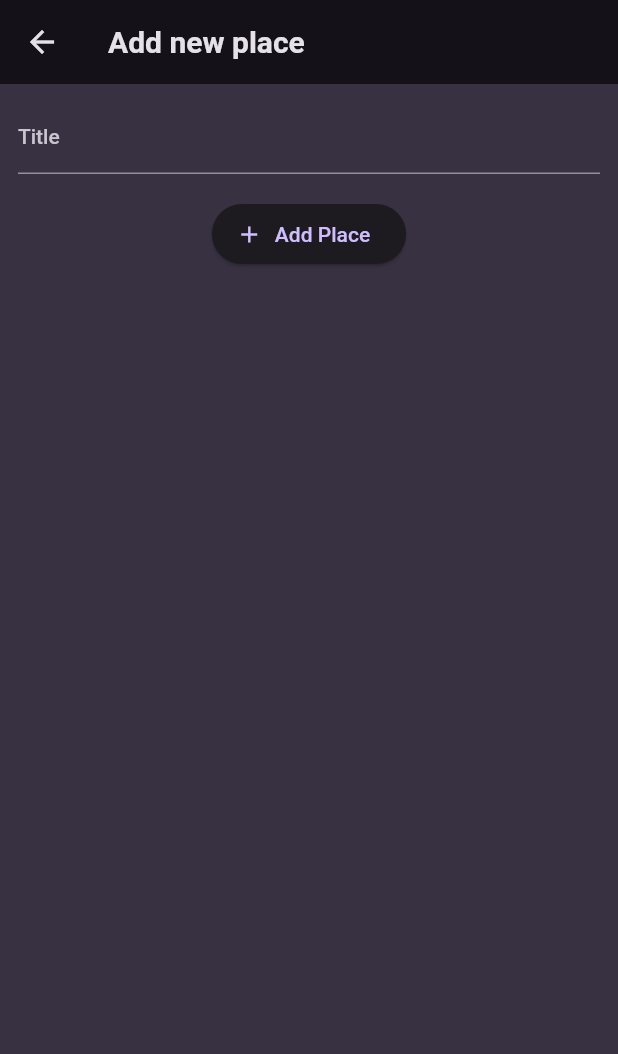
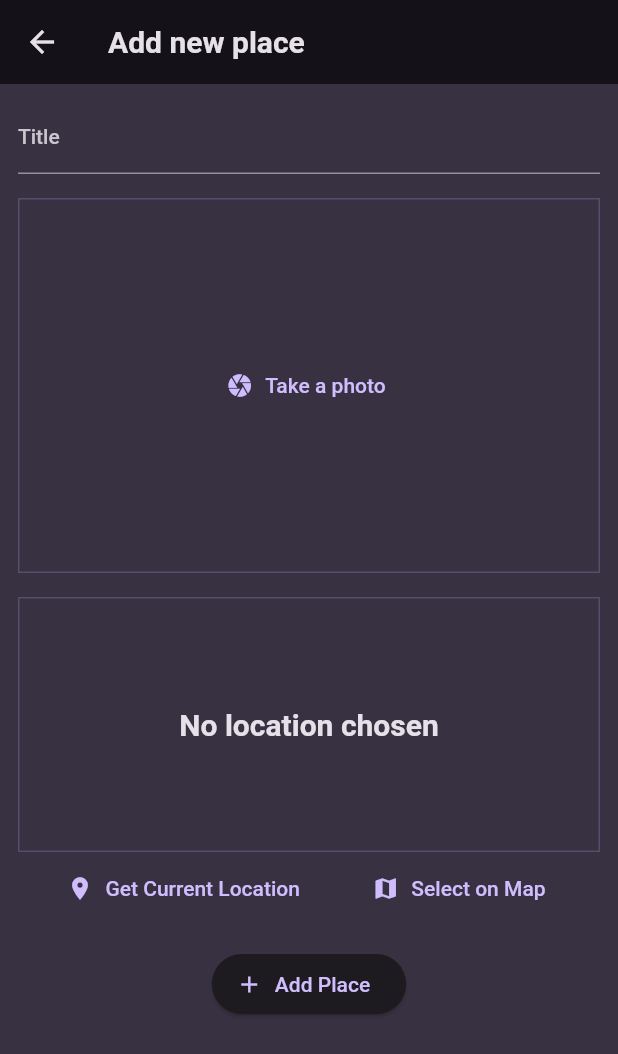
Before and after one commit to harshal0001/My-Places, a Flutter app: the AddPlaceScreen screen opened directly, on a phone screen of 412 x 824 dp. Shown: the top 1054 px of the screen. Run offline on Flutter 3.47's test engine with Material 2 defaults, Android fonts, the phone set to English and light mode, and no system bars; our stand-ins replace flutter_riverpod, google_fonts, image_picker, location; missing offline and left inert: dart:ffi.

Commit message:
Google Maps API Integrated

```diff
--- a/lib/models/places.dart
+++ b/lib/models/places.dart
@@ -1,10 +1,26 @@
+import 'dart:io';
+
 import 'package:uuid/uuid.dart';
 
 const uuid = Uuid();
 
+class PlaceLocation {
+  PlaceLocation(
+      {required this.latitude, required this.longitude, required this.address});
+  final double latitude;
+  final double longitude;
+  final String address;
+}
+
 class Place {
-  Place({required this.title}) : id = uuid.v4();
+  Place({
+    required this.title,
+    required this.image,
+    required this.location,
+  }) : id = uuid.v4();
 
   final String id;
   final String title;
+  final File image;
+  final PlaceLocation location;
 }
--- a/lib/providers/user_places.dart
+++ b/lib/providers/user_places.dart
@@ -1,11 +1,13 @@
+import 'dart:io';
+
 import 'package:flutter_riverpod/flutter_riverpod.dart';
 import 'package:my_places_app/models/places.dart';
 
 class UserPlacesNotifier extends StateNotifier<List<Place>> {
   UserPlacesNotifier() : super(const []);
 
-  void addPlace(String title) {
-    final newPlace = Place(title: title);
+  void addPlace(String title, File image, PlaceLocation location) {
+    final newPlace = Place(title: title, image: image, location: location);
     state = [newPlace, ...state];
   }
 }
--- a/lib/screens/add_place.dart
+++ b/lib/screens/add_place.dart
@@ -1,6 +1,11 @@
+import 'dart:io';
+
 import 'package:flutter/material.dart';
 import 'package:flutter_riverpod/flutter_riverpod.dart';
+import 'package:my_places_app/models/places.dart';
 import 'package:my_places_app/providers/user_places.dart';
+import 'package:my_places_app/widgets/image_input.dart';
+import 'package:my_places_app/widgets/location_input.dart';
 
 class AddPlaceScreen extends ConsumerStatefulWidget {
   const AddPlaceScreen({super.key});
@@ -11,13 +16,19 @@
 
 class _AddPlaceScreenState extends ConsumerState<AddPlaceScreen> {
   final _titleController = TextEditingController();
+  File? _selectedImage;
+  PlaceLocation? _selectedLocation;
 
   void _savePlace() {
     final enteredPlace = _titleController.text;
-    if (enteredPlace.isEmpty) {
+    if (enteredPlace.isEmpty ||
+        _selectedImage == null ||
+        _selectedLocation == null) {
       return;
     }
-    ref.read(userPlacesProivder.notifier).addPlace(enteredPlace);
+    ref
+        .read(userPlacesProivder.notifier)
+        .addPlace(enteredPlace, _selectedImage!, _selectedLocation!);
     Navigator.of(context).pop();
   }
 
@@ -46,6 +57,18 @@
               ),
             ),
             const SizedBox(height: 16),
+            ImageInput(
+              onSelectImage: (image) {
+                _selectedImage = image;
+              },
+            ),
+            const SizedBox(height: 16),
+            LocationInput(
+              onSelectLocation: (location) {
+                _selectedLocation = location;
+              },
+            ),
+            const SizedBox(height: 16),
             ElevatedButton.icon(
               onPressed: _savePlace,
               icon: Icon(Icons.add),
--- /dev/null
+++ b/lib/widgets/image_input.dart
@@ -0,0 +1,63 @@
+import 'dart:io';
+
+import 'package:flutter/material.dart';
+import 'package:image_picker/image_picker.dart';
+
+class ImageInput extends StatefulWidget {
+  const ImageInput({super.key, required this.onSelectImage});
+
+  final void Function(File image) onSelectImage;
+
+  @override
+  State<ImageInput> createState() => _ImageInputState();
+}
+
+class _ImageInputState extends State<ImageInput> {
+  File? _selectedImage;
+
+  void _takePhoto() async {
+    final image = ImagePicker();
+    final pickedImage =
+        await image.pickImage(source: ImageSource.camera, maxWidth: 600);
+    if (pickedImage == null) {
+      return;
+    }
+    setState(() {
+      _selectedImage = File(pickedImage.path);
+    });
+
+    widget.onSelectImage(_selectedImage!);
+  }
+
+  @override
+  Widget build(BuildContext context) {
+    Widget content = TextButton.icon(
+      onPressed: _takePhoto,
+      icon: Icon(Icons.camera),
+      label: Text('Take a photo'),
+    );
+
+    if (_selectedImage != null) {
+      content = GestureDetector(
+        onTap: _takePhoto,
+        child: Image.file(
+          _selectedImage!,
+          fit: BoxFit.cover,
+          width: double.infinity,
+          height: double.infinity,
+        ),
+      );
+    }
+    return Container(
+        height: 250,
+        width: double.infinity,
+        alignment: Alignment.center,
+        decoration: BoxDecoration(
+          border: Border.all(
+            width: 1,
+            color: Theme.of(context).colorScheme.primary.withOpacity(0.2),
+          ),
+        ),
+        child: content);
+  }
+}
--- /dev/null
+++ b/lib/widgets/location_input.dart
@@ -0,0 +1,141 @@
+import 'dart:convert';
+import 'dart:ffi';
+
+import 'package:flutter/material.dart';
+import 'package:location/location.dart';
+import 'package:http/http.dart' as http;
+import 'package:my_places_app/models/places.dart';
+
+class LocationInput extends StatefulWidget {
+  const LocationInput({super.key, required this.onSelectLocation});
+
+  final void Function(PlaceLocation location) onSelectLocation;
+
+  @override
+  State<LocationInput> createState() => _LocationInputState();
+}
+
+class _LocationInputState extends State<LocationInput> {
+  PlaceLocation? _pickedLocation;
+  var _isGettingLocation = false;
+
+  String get locationImage {
+    if (_pickedLocation == null) {
+      return '';
+    }
+    final lat = _pickedLocation!.latitude;
+    final long = _pickedLocation!.longitude;
+    return 'https://maps.googleapis.com/maps/api/staticmap?center=$lat,$long=&zoom=16&size=600x300&maptype=roadmap&markers=color:red%7Clabel:A%7C$lat,$long&key=AIzaSyAtS2wwz3KKg6vvUay3GAR2GJuISQKsFQI';
+  }
+
+  void _getCurrentLocation() async {
+    setState(() {
+      _isGettingLocation = true;
+    });
+    Location location = Location();
+
+    bool serviceEnabled;
+    PermissionStatus permissionGranted;
+    LocationData locationData;
+
+    serviceEnabled = await location.serviceEnabled();
+    if (!serviceEnabled) {
+      serviceEnabled = await location.requestService();
+      if (!serviceEnabled) {
+        return;
+      }
+    }
+
+    permissionGranted = await location.hasPermission();
+    if (permissionGranted == PermissionStatus.denied) {
+      permissionGranted = await location.requestPermission();
+      if (permissionGranted != PermissionStatus.granted) {
+        return;
+      }
+    }
+    setState(() {
+      _isGettingLocation = true;
+    });
+
+    locationData = await location.getLocation();
+    final lat = locationData.latitude;
+    final long = locationData.longitude;
+
+    if (lat == null || long == null) {
+      return;
+    }
+
+    final url = Uri.parse(
+        'https://maps.googleapis.com/maps/api/geocode/json?latlng=$lat,$long&key=AIzaSyAtS2wwz3KKg6vvUay3GAR2GJuISQKsFQI');
+
+    final res = await http.get(url);
+    final resData = json.decode(res.body);
+    final address = resData['results'][0]['formatted_address'];
+
+    setState(() {
+      _pickedLocation = PlaceLocation(
+        latitude: lat,
+        longitude: long,
+        address: address,
+      );
+      _isGettingLocation = false;
+    });
+
+    widget.onSelectLocation(_pickedLocation!);
+  }
+
+  @override
+  Widget build(BuildContext context) {
+    Widget previewContent = Text(
+      'No location chosen',
+      textAlign: TextAlign.center,
+      style: Theme.of(context).textTheme.titleLarge!.copyWith(
+            color: Theme.of(context).colorScheme.onBackground,
+          ),
+    );
+
+    if (_pickedLocation != null) {
+      previewContent = Image.network(
+        locationImage,
+        fit: BoxFit.cover,
+        height: double.infinity,
+        width: double.infinity,
+      );
+    }
+
+    if (_isGettingLocation) {
+      previewContent = CircularProgressIndicator();
+    }
+    return Column(
+      children: [
+        Container(
+          height: 170,
+          width: double.infinity,
+          alignment: Alignment.center,
+          decoration: BoxDecoration(
+            border: Border.all(
+              width: 1,
+              color: Theme.of(context).colorScheme.primary.withOpacity(0.2),
+            ),
+          ),
+          child: previewContent,
+        ),
+        Row(
+          mainAxisAlignment: MainAxisAlignment.spaceEvenly,
+          children: [
+            TextButton.icon(
+              onPressed: _getCurrentLocation,
+              icon: Icon(Icons.location_on),
+              label: Text('Get Current Location'),
+            ),
+            TextButton.icon(
+              onPressed: () {},
+              icon: Icon(Icons.map),
+              label: Text('Select on Map'),
+            ),
+          ],
+        ),
+      ],
+    );
+  }
+}
--- a/pubspec.yaml
+++ b/pubspec.yaml
@@ -38,6 +38,10 @@
   google_fonts: ^5.1.0
   uuid: ^3.0.7
   flutter_riverpod: ^2.3.7
+  image_picker: ^1.0.2
+  location: ^5.0.3
+  http: ^1.1.0
+  google_maps_flutter: ^2.4.0
 
 dev_dependencies:
   flutter_test:
```
Also changed, not shown: lib/screens/places.dart (+5 -2 lines), lib/screens/places_detail.dart (+48 -8 lines), lib/widgets/places_list.dart (+11 -0 lines), pubspec.lock, 6 other files.
